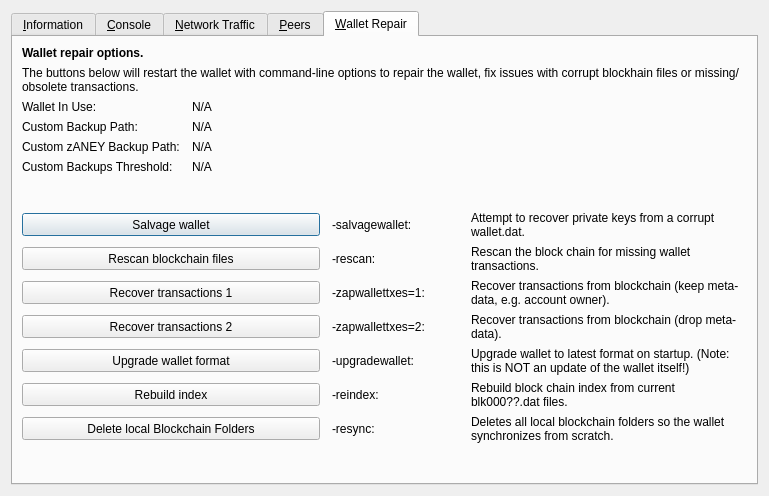
masternodesbiz/ANEY, file src/qt/forms/rpcconsole.ui: the form before one commit.
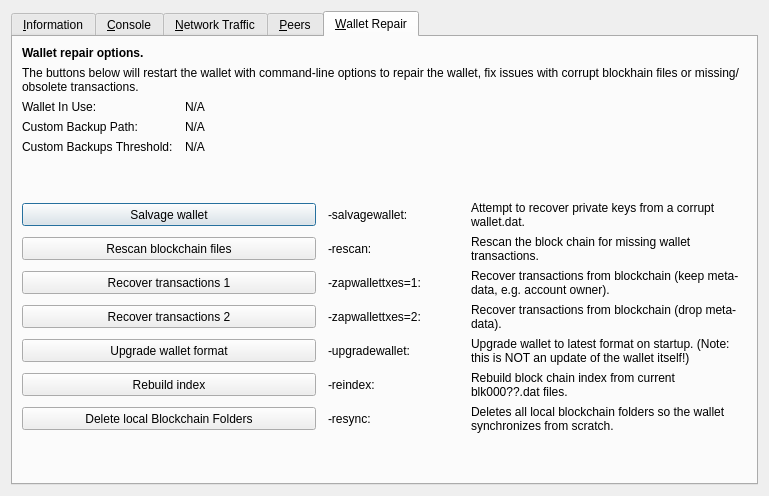
The form after the commit. The open tabs and pages were chosen to show the change. Icons and pictures are not drawn. Custom widgets are drawn as their Qt base class.

Diff of the .ui file:
```diff
--- a/src/qt/forms/rpcconsole.ui
+++ b/src/qt/forms/rpcconsole.ui
@@ -1327,35 +1327,6 @@
          </property>
         </widget>
        </item>
-       <item row="4" column="0">
-        <widget class="QLabel" name="wallet_customzpivbackuppath_label">
-         <property name="visible">
-          <bool>false</bool>
-         </property>
-         <property name="text">
-          <string>Custom zANEY Backup Path:</string>
-         </property>
-        </widget>
-       </item>
-       <item row="4" column="1" colspan="3">
-        <widget class="QLabel" name="wallet_customzpivbackuppath">
-         <property name="cursor">
-          <cursorShape>IBeamCursor</cursorShape>
-         </property>
-         <property name="visible">
-          <bool>false</bool>
-         </property>
-         <property name="text">
-          <string>N/A</string>
-         </property>
-         <property name="textFormat">
-          <enum>Qt::PlainText</enum>
-         </property>
-         <property name="textInteractionFlags">
-          <set>Qt::LinksAccessibleByMouse|Qt::TextSelectableByKeyboard|Qt::TextSelectableByMouse</set>
-         </property>
-        </widget>
-       </item>
        <item row="5" column="0">
         <widget class="QLabel" name="wallet_custombackupthreshold_label">
          <property name="visible">
```
